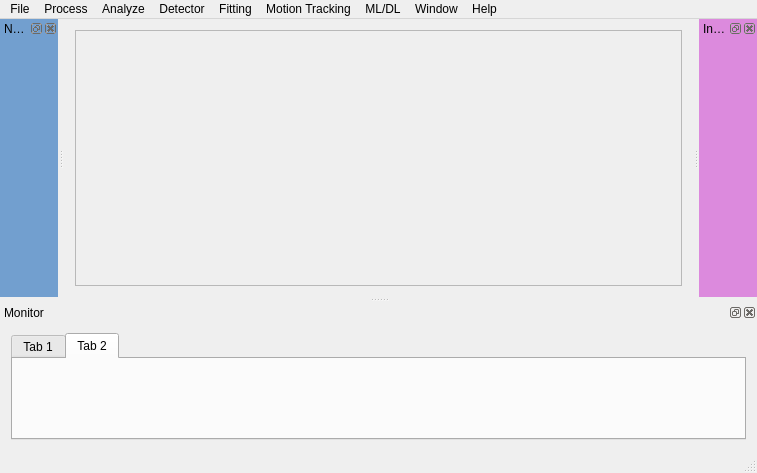
inoueshinichi/Dev_QtImgProcGuiApp, file GuiApp/ui/MainWindow.ui: the form before one commit.
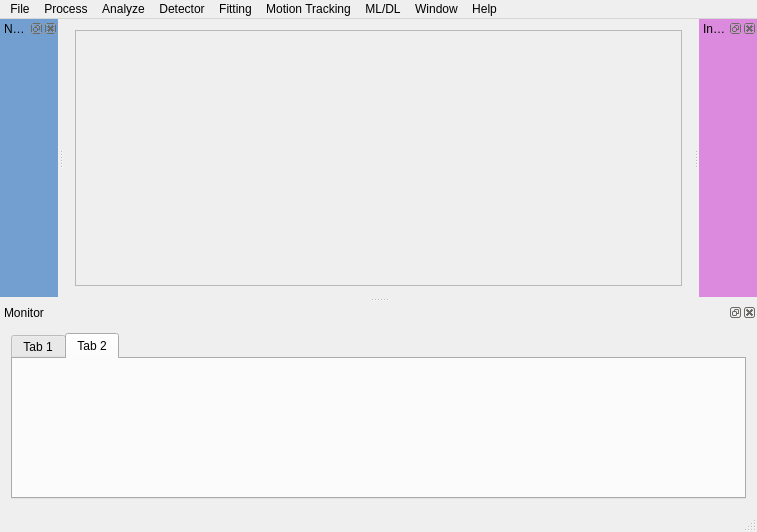
The form after the commit.

The edit to the form file:
```diff
--- a/GuiApp/ui/MainWindow.ui
+++ b/GuiApp/ui/MainWindow.ui
@@ -7,7 +7,7 @@
     <x>0</x>
     <y>0</y>
     <width>757</width>
-    <height>473</height>
+    <height>532</height>
    </rect>
   </property>
   <property name="sizePolicy">
```
Left out of the diff: 2 changed lines with no effect on the pictures.
